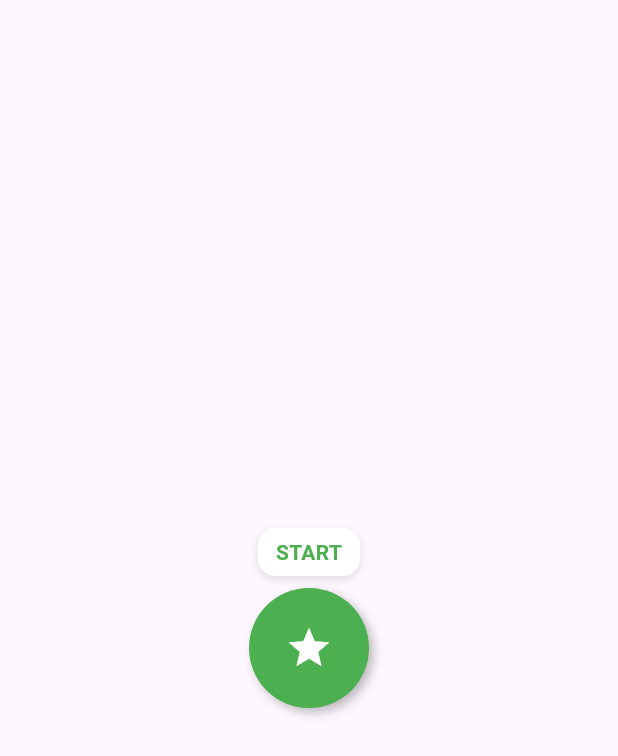
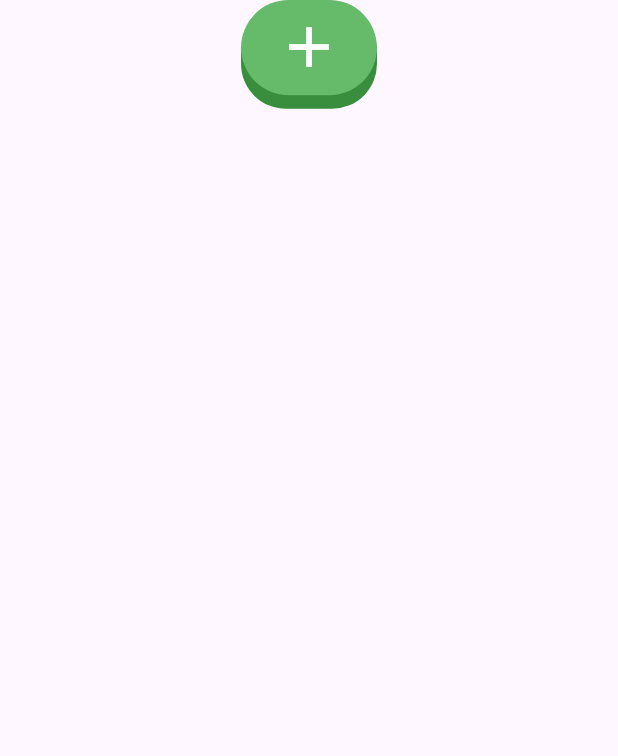
Before and after one commit to ppfuark/SenaiThirdSemester, a Flutter app: the screen it shows after launch, on a phone screen of 412 x 824 dp. Shown: the top 756 px of the screen. Run offline on Flutter 3.47's test engine with Material 3 defaults, Android fonts, the phone set to English and light mode, and no system bars; our stand-ins replace google_fonts.

Commit message:
PPDM[feat]: 08.10.2025
Button with animation while pressing

```diff
--- a/PPDM/08.10.2025/falai/lib/main.dart
+++ b/PPDM/08.10.2025/falai/lib/main.dart
@@ -1,3 +1,4 @@
+import 'package:falai/widgets/button_with_icon.dart';
 import 'package:flutter/material.dart';
 
 void main() {
@@ -10,16 +11,9 @@ class MyApp extends StatelessWidget {
   @override
   Widget build(BuildContext context) {
     return MaterialApp(
+      debugShowCheckedModeBanner: false,
       home: Scaffold(
-        body: Center(
-          child: StartButton(
-            icon: Icons.star,
-            text: "START",
-            onPressed: () {
-              print("Button pressed!");
-            },
-          ),
-        ),
+        body: Column(children: [ButtonWithIcon(icon: Icons.add)]),
       ),
     );
   }
--- a/PPDM/08.10.2025/falai/lib/widgets/button_with_icon.dart
+++ b/PPDM/08.10.2025/falai/lib/widgets/button_with_icon.dart
@@ -1,25 +1,70 @@
 import 'package:flutter/material.dart';
 
 class ButtonWithIcon extends StatefulWidget {
-  final IconData icon; // icon = Icons.add;
+  final IconData icon;
+  final VoidCallback? onPressed;
 
-  const ButtonWithIcon({super.key, required this.icon});
+  const ButtonWithIcon({super.key, required this.icon, this.onPressed});
 
   @override
   State<ButtonWithIcon> createState() => _ButtonWithIconState();
 }
 
 class _ButtonWithIconState extends State<ButtonWithIcon> {
-  bool isPressed = false;
+  bool _isPressed = false;
+
+  void _onTapDown(TapDownDetails details) {
+    setState(() => _isPressed = true);
+  }
+
+  void _onTapUp(TapUpDetails details) {
+    setState(() => _isPressed = false);
+    widget.onPressed?.call();
+  }
+
+  void _onTapCancel() {
+    setState(() => _isPressed = false);
+  }
 
   @override
   Widget build(BuildContext context) {
-    return Column(children: [
-      GestureDetector(
-        onTap: () {
+    double size = MediaQuery.of(context).size.width * 0.22;
 
-        },
-      )
-    ]);
+    return GestureDetector(
+      onTapDown: _onTapDown,
+      onTapUp: _onTapUp,
+      onTapCancel: _onTapCancel,
+      child: Container(
+        alignment: AlignmentDirectional.bottomCenter,
+        height: size * 0.8,
+        child: Stack(
+          alignment: AlignmentGeometry.topCenter,
+          children: [
+            Container(
+              width: size,
+              height: _isPressed ? size * 0.7 : size * 0.8,
+              decoration: BoxDecoration(
+                color: Colors.green[700],
+                borderRadius: BorderRadius.only(
+                  topLeft: Radius.circular(size * 0.4),
+                  topRight: Radius.circular(size * 0.4),
+                  bottomLeft: Radius.circular(size * 0.33),
+                  bottomRight: Radius.circular(size * 0.33),
+                ),
+              ),
+            ),
+            Container(
+              width: size,
+              height: _isPressed ? size * 0.6 : size * 0.7,
+              decoration: BoxDecoration(
+                color: _isPressed ? Colors.green[500] : Colors.green[400],
+                borderRadius: BorderRadius.circular(size * 0.4),
+              ),
+              child: Icon(widget.icon, color: Colors.white, size: size * 0.5),
+            ),
+          ],
+        ),
+      ),
+    );
   }
 }
```
